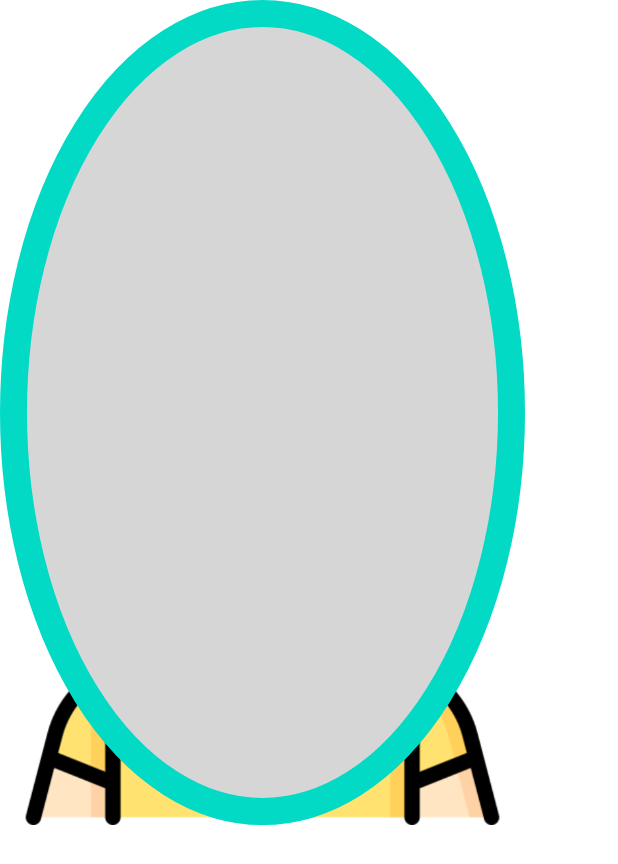
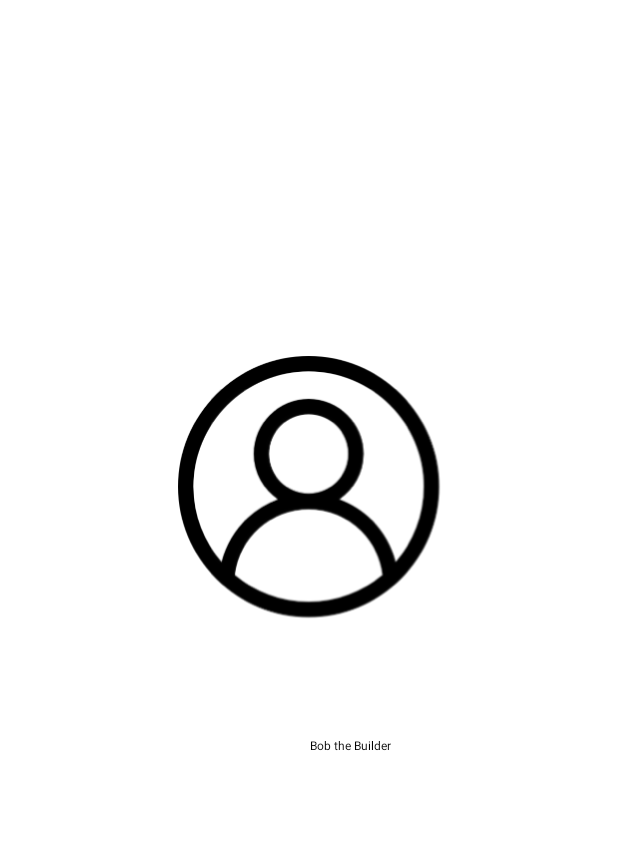
Before and after one commit to csc530/Family-Tree, an Android app: the TreeActivity screen opened directly, with no data from a screen before it, on a phone screen of 412 x 824 dp. Shown: the top 864 px of the screen. Run offline under Robolectric (Android 15) with nearby library versions, the phone set to English and light mode, and no system bars.

Commit message:
in-progress(views): Family member
Center the portrait if the image is not the width of the whole view

```diff
--- a/app/src/main/java/com/csc530/familytree/views/MemberView.kt
+++ b/app/src/main/java/com/csc530/familytree/views/MemberView.kt
@@ -10,7 +10,7 @@ import com.csc530.familytree.R
 
 class MemberView : View {
 
-	private val DEFAULT_FONT_SIZE: Float = 25f;
+	private val DEFAULT_FONT_SIZE: Float = 25f
 	private val DEFAULT_FONT_COLOUR: Int = Color.BLACK
 	private val DEFAULT_PORTRAIT = R.drawable.user
 
@@ -29,15 +29,18 @@ class MemberView : View {
 	var firstName: String? = "Talon"
 		set(value) {
 			field = value
+			//			updateTextPaint()
 			postInvalidate()
 		}
 
 	/**
 	 * The font color of all text
 	 */
-	var fontColour: Int = R.color.colorPrimary
+	var fontColour: Int = R.color.black
+		//TODO: change to colour on primary
 		set(value) {
 			field = value
+			//			updateTextPaint()
 			postInvalidate()
 		}
 
@@ -47,8 +50,18 @@ class MemberView : View {
 	var fontSize: Float = 25f
 		set(value) {
 			field = value
+			//			updateTextPaint()
 			postInvalidate()
 		}
+
+	private fun updateTextPaint() {
+		textPaint.let {
+			it.textSize = fontSize
+			it.color = fontColour
+			textWidth = it.measureText(firstName)
+			textHeight = it.fontMetrics.bottom
+		}
+	}
 
 	// * BELOW - necessary parent constructors form View class
 	constructor(context: Context) : super(context) {
@@ -116,16 +129,8 @@ class MemberView : View {
 		super.onDraw(canvas)
 
 
-		val contentWidth = width - paddingLeft - paddingRight
-		val contentHeight = height - paddingTop - paddingBottom
-
-		firstName?.let {
-			// Draw the text.
-			canvas?.drawText(it,
-			                 paddingLeft + (contentWidth - textWidth) / 2,
-			                 paddingTop + (contentHeight + textHeight) / 2,
-			                 textPaint)
-		}
+		val contentWidth: Float = (width - paddingLeft - paddingRight).toFloat()
+		val contentHeight: Float = (height - paddingTop - paddingBottom).toFloat()
 
 		/*	// Draw the example drawable on top of the text.
 			portrait?.let {
@@ -133,7 +138,22 @@ class MemberView : View {
 							 paddingLeft + contentWidth, paddingTop + contentHeight)
 				it.draw(canvas)
 			}*/
-		portrait = resizeBitmap(portrait, width.toFloat(), height / 2f)
-		canvas?.drawBitmap(portrait, 0f, 0f, null)
+		portrait = resizeBitmap(portrait, contentWidth, contentHeight / 2f)
+		if(portrait.width.toFloat() != contentWidth) {
+			val centerX: Float = (paddingLeft + contentWidth / 2f) - portrait.width/2f
+			canvas?.drawBitmap(portrait, centerX, paddingTop.toFloat(), null)
+		}
+		else
+			canvas?.drawBitmap(portrait, paddingLeft.toFloat(), paddingTop.toFloat(), null)
+		firstName?.let {
+			// Draw the text.
+			canvas?.drawText(it,
+			                 paddingLeft + (contentWidth - textWidth) / 2,
+				// ? place text below the image
+				             paddingTop + (contentHeight + portrait.height + textHeight) / 2,
+				             textPaint)
+		}
+
+
 	}
 }
--- a/app/src/main/res/layout/activity_tree.xml
+++ b/app/src/main/res/layout/activity_tree.xml
@@ -1,25 +1,25 @@
 <?xml version="1.0" encoding="utf-8"?>
-<androidx.constraintlayout.widget.ConstraintLayout xmlns:android="http://schemas.android.com/apk/res/android"
+<RelativeLayout xmlns:android="http://schemas.android.com/apk/res/android"
 	xmlns:app="http://schemas.android.com/apk/res-auto"
 	xmlns:tools="http://schemas.android.com/tools"
+	android:id="@+id/rlLayout"
 	android:layout_width="match_parent"
 	android:layout_height="match_parent"
 	tools:context=".controllers.TreeActivity">
 
-	<LinearLayout
-		android:layout_width="409dp"
-		android:layout_height="729dp"
-		android:orientation="vertical"
-		tools:layout_editor_absoluteX="1dp"
-		tools:layout_editor_absoluteY="1dp">
+	<androidx.constraintlayout.widget.ConstraintLayout
+		android:layout_width="match_parent"
+		android:layout_height="match_parent">
 
-		<ImageView
-			android:id="@+id/imageView"
+		<com.csc530.familytree.views.MemberView
+			android:id="@+id/memberView"
 			android:layout_width="350dp"
-			android:layout_height="550dp"
-			android:foreground="@drawable/circle"
-			android:scaleType="fitEnd"
-			app:srcCompat="@drawable/daughter" />
-
-	</LinearLayout>
-</androidx.constraintlayout.widget.ConstraintLayout>
+			android:layout_height="350dp"
+			app:firstName="Bob the Builder"
+			app:fontSize="34sp"
+			app:layout_constraintBottom_toBottomOf="parent"
+			app:layout_constraintEnd_toEndOf="parent"
+			app:layout_constraintStart_toStartOf="parent"
+			app:layout_constraintTop_toTopOf="parent" />
+	</androidx.constraintlayout.widget.ConstraintLayout>
+</RelativeLayout>
```
